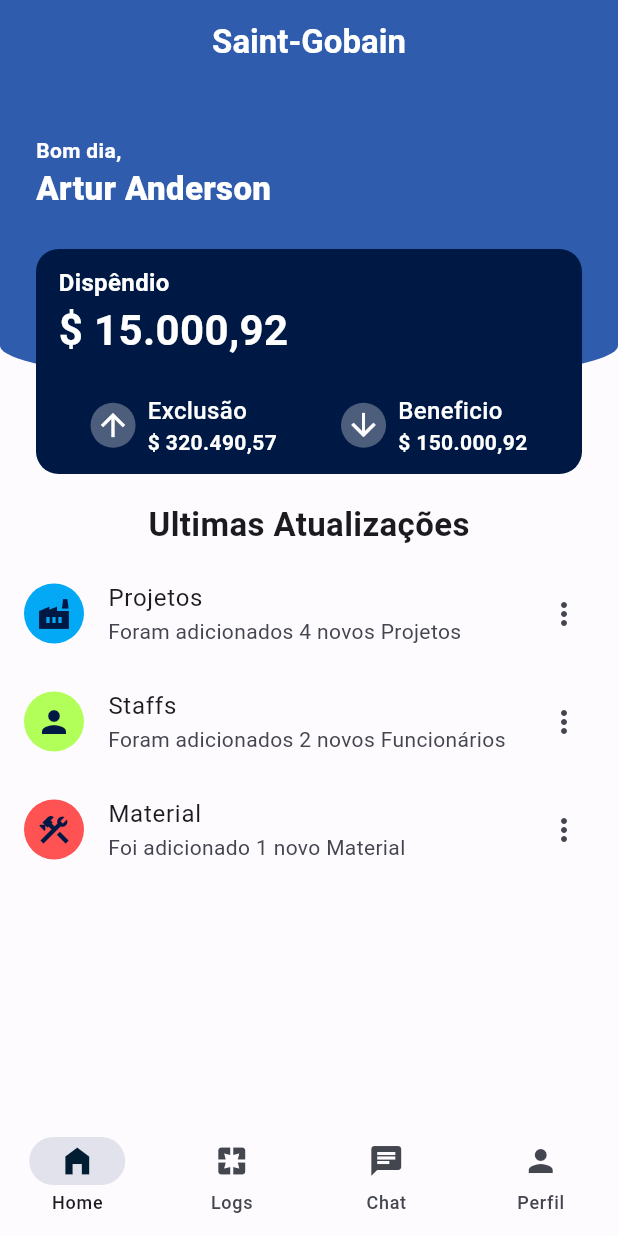
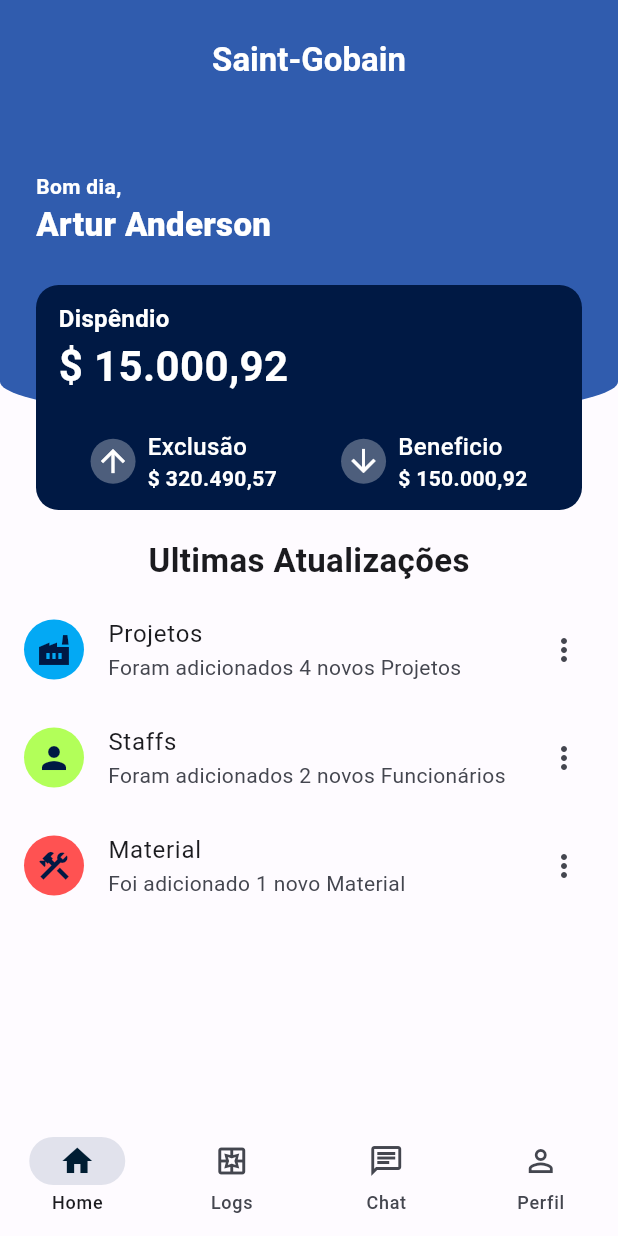
Before and after one commit to arturn1/test_flutter, a Flutter app: the screen it shows after launch, on a phone screen of 412 x 824 dp. Run offline on Flutter 3.47's test engine with Material 2 defaults, Android fonts, the phone set to English and light mode, and no system bars; our stand-ins replace get.

```diff
--- a/lib/modules/base_module/base_view.dart
+++ b/lib/modules/base_module/base_view.dart
@@ -23,6 +23,7 @@ class BaseView extends GetView<BaseController> {
   Widget build(BuildContext context) {
     return Scaffold(
       appBar: AppBar(
+        toolbarHeight: 80,
         centerTitle: true,
         backgroundColor: lightColorScheme.primary,
         title: Text('Saint-Gobain',
@@ -31,11 +32,12 @@ class BaseView extends GetView<BaseController> {
           fontWeight: FontWeight.bold
         ),),
       ),
-      body: SafeArea(
-          child: AnimatedSwitcher(
-        duration: const Duration(milliseconds: 300),
-        child: Obx(() => _mainContents[controller.page]),
-      )),
+      body: Obx(() => SafeArea(
+            child: AnimatedSwitcher(
+          duration: const Duration(milliseconds: 300),
+              child: _mainContents[controller.page],
+        )),
+      ),
       bottomNavigationBar: const AnimatedBottomDrawer(),
     );
   }
--- a/lib/src/shared/widgets/AnimatedBottomDrawer.dart
+++ b/lib/src/shared/widgets/AnimatedBottomDrawer.dart
@@ -17,10 +17,10 @@ class AnimatedBottomDrawer extends GetView<BaseController> {
           onDestinationSelected: (v) => controller.setPage(PagesEnum.values[v]),
           selectedIndex: controller.page,
           destinations: const [
-            NavigationDestination(icon: Icon(Icons.home_filled), label: "Home"),
-            NavigationDestination(icon: Icon(Icons.pages), label: "Logs"),
-            NavigationDestination(icon: Icon(Icons.chat), label: "Chat"),
-            NavigationDestination(icon: Icon(Icons.person), label: "Perfil")
+            NavigationDestination(icon: Icon(Icons.home_outlined),selectedIcon: (Icon(Icons.home)), label: "Home"),
+            NavigationDestination(icon: Icon(Icons.pages_outlined), selectedIcon: (Icon(Icons.pages)),label: "Logs"),
+            NavigationDestination(icon: Icon(Icons.chat_outlined), selectedIcon: (Icon(Icons.chat)),label: "Chat"),
+            NavigationDestination(icon: Icon(Icons.person_outline), selectedIcon: (Icon(Icons.person)),label: "Perfil")
           ],
         )));
   }
```
